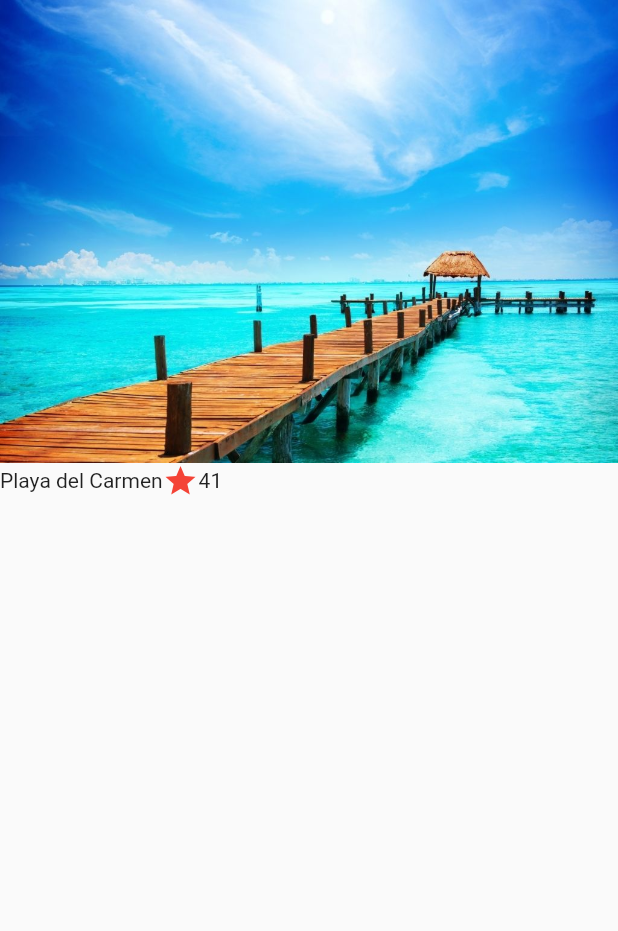
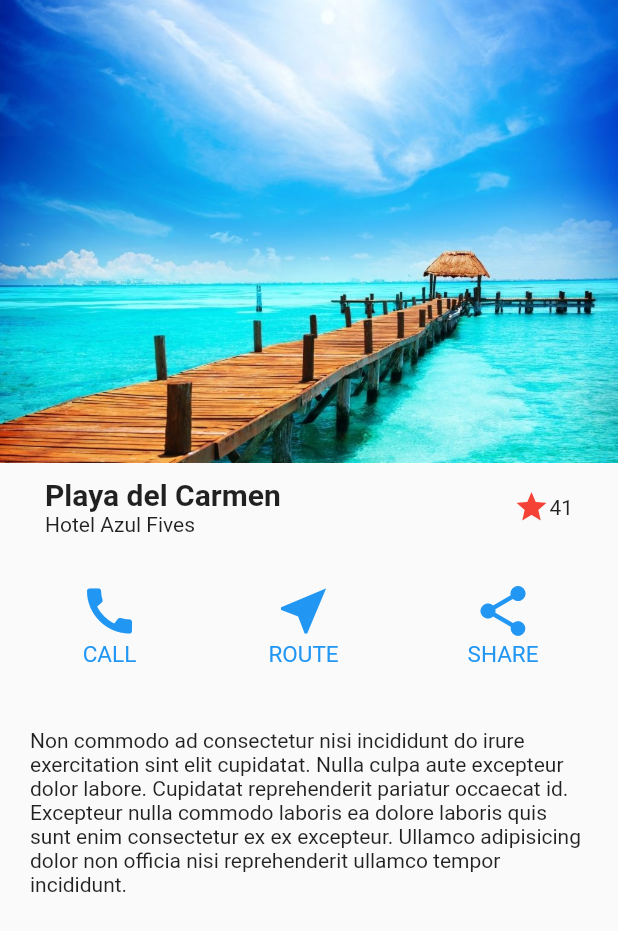
Before and after one commit to TazMania-Git/Basic_Design, a Flutter app: the screen it shows after launch, on a phone screen of 412 x 824 dp. Shown: the top 931 px of the screen. Run offline on Flutter 3.47's test engine with Material 2 defaults, Android fonts, the light colour scheme and no system bars.

Commit message:
Finish first screen

```diff
--- a/lib/screens/basic_screen.dart
+++ b/lib/screens/basic_screen.dart
@@ -1,5 +1,6 @@
 // ignore_for_file: prefer_const_constructors
 
+import 'package:flutter/cupertino.dart';
 import 'package:flutter/material.dart';
 
 class BasicScreen extends StatelessWidget {
@@ -10,15 +11,12 @@ class BasicScreen extends StatelessWidget {
         child: Column(
           children: [
             Image(image: AssetImage('assets/landscapemexico.jpg')),
-            Row(
-              children: [
-                Text("Playa del Carmen"),
-                Icon(
-                  Icons.star,
-                  color: Colors.red,
-                ),
-                Text("41"),
-              ],
+            Title(),
+            ButtonSelection(),
+            Container(
+              padding: EdgeInsets.symmetric(vertical: 20, horizontal: 20),
+              child: Text(
+                  "Non commodo ad consectetur nisi incididunt do irure exercitation sint elit cupidatat. Nulla culpa aute excepteur dolor labore. Cupidatat reprehenderit pariatur occaecat id. Excepteur nulla commodo laboris ea dolore laboris quis sunt enim consectetur ex ex excepteur. Ullamco adipisicing dolor non officia nisi reprehenderit ullamco tempor incididunt."),
             )
           ],
         ),
@@ -26,3 +24,86 @@ class BasicScreen extends StatelessWidget {
     );
   }
 }
+
+class ButtonSelection extends StatelessWidget {
+  @override
+  Widget build(BuildContext context) {
+    return Container(
+      padding: EdgeInsets.symmetric(vertical: 20, horizontal: 10),
+      child: Row(
+        mainAxisAlignment: MainAxisAlignment.spaceAround,
+        children: [
+          CustomButton(
+            icon: Icons.call,
+            text: "CALL",
+          ),
+          CustomButton(
+            icon: Icons.near_me,
+            text: "ROUTE",
+          ),
+          CustomButton(
+            icon: Icons.share,
+            text: "SHARE",
+          ),
+        ],
+      ),
+    );
+  }
+}
+
+class CustomButton extends StatelessWidget {
+  final IconData icon;
+  final String text;
+
+  const CustomButton({Key? key, required this.icon, required this.text})
+      : super(key: key);
+
+  @override
+  Widget build(BuildContext context) {
+    return Column(
+      mainAxisAlignment: MainAxisAlignment.spaceBetween,
+      children: [
+        Icon(
+          icon,
+          color: Colors.blue,
+          size: 40,
+        ),
+        Text(
+          text,
+          style: TextStyle(color: Colors.blue, fontSize: 15),
+        )
+      ],
+    );
+  }
+}
+
+class Title extends StatelessWidget {
+  @override
+  Widget build(BuildContext context) {
+    return Container(
+      margin: EdgeInsets.symmetric(horizontal: 30, vertical: 10),
+      child: Row(
+        children: [
+          Column(
+            crossAxisAlignment: CrossAxisAlignment.start,
+            children: [
+              Text(
+                "Playa del Carmen",
+                style: TextStyle(fontSize: 20, fontWeight: FontWeight.bold),
+              ),
+              Text(
+                "Hotel Azul Fives",
+              ),
+            ],
+          ),
+          Expanded(child: Container()),
+          Icon(
+            Icons.star,
+            color: Colors.red,
+          ),
+          Text("41"),
+        ],
+      ),
+    );
+  }
+}
```
Also changed, not shown: pubspec.lock.
